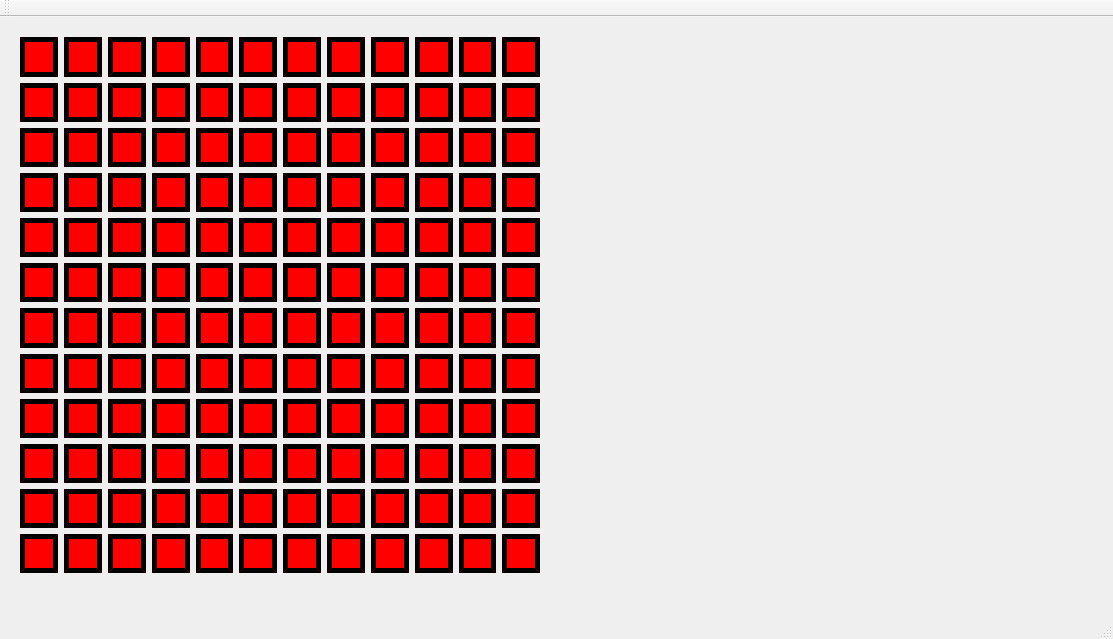
Above: QtDHBWscapes.ui from bernndd/QtDHBWscapes before the change. Below: the same form after it.
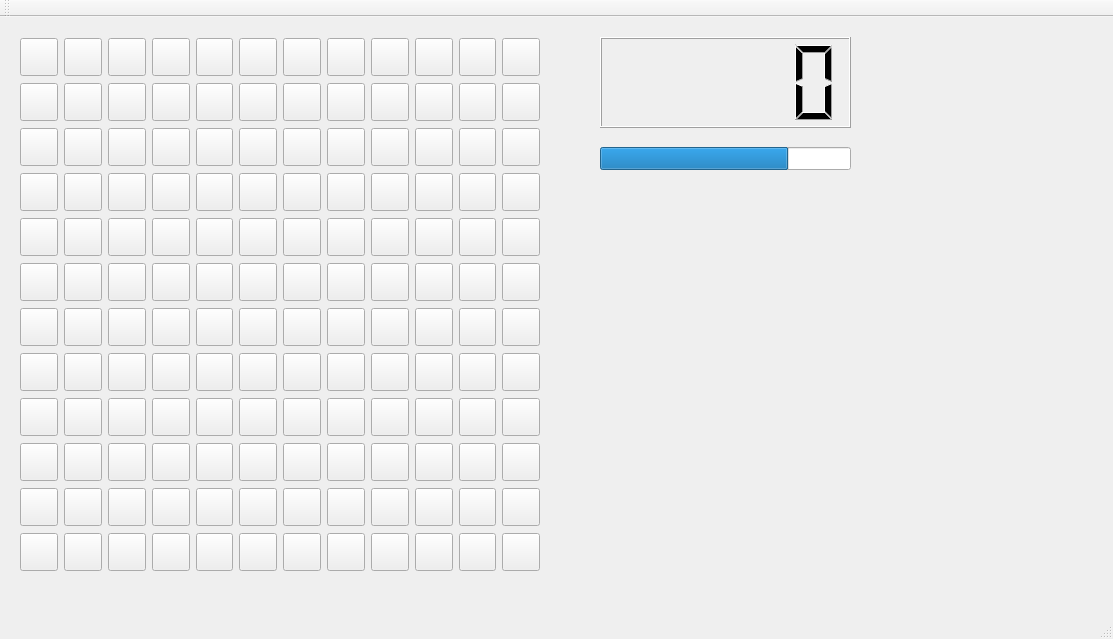
That is the form after the change.

Patch:
```diff
--- a/QtDHBWscapes.ui
+++ b/QtDHBWscapes.ui
@@ -19,8 +19,6 @@
    </property>
    <property name="styleSheet">
     <string notr="true">QPushButton{
-border:  5px outset black;
-background-color:red;
 height:30px;
 widht:30px;
 }</string>
@@ -1054,6 +1052,32 @@
      </item>
     </layout>
    </widget>
+   <widget class="QLCDNumber" name="gamePoints">
+    <property name="geometry">
+     <rect>
+      <x>600</x>
+      <y>20</y>
+      <width>251</width>
+      <height>91</height>
+     </rect>
+    </property>
+   </widget>
+   <widget class="QProgressBar" name="timeBar">
+    <property name="geometry">
+     <rect>
+      <x>600</x>
+      <y>130</y>
+      <width>251</width>
+      <height>23</height>
+     </rect>
+    </property>
+    <property name="value">
+     <number>75</number>
+    </property>
+    <property name="textVisible">
+     <bool>false</bool>
+    </property>
+   </widget>
   </widget>
   <widget class="QMenuBar" name="menuBar">
    <property name="geometry">
```
